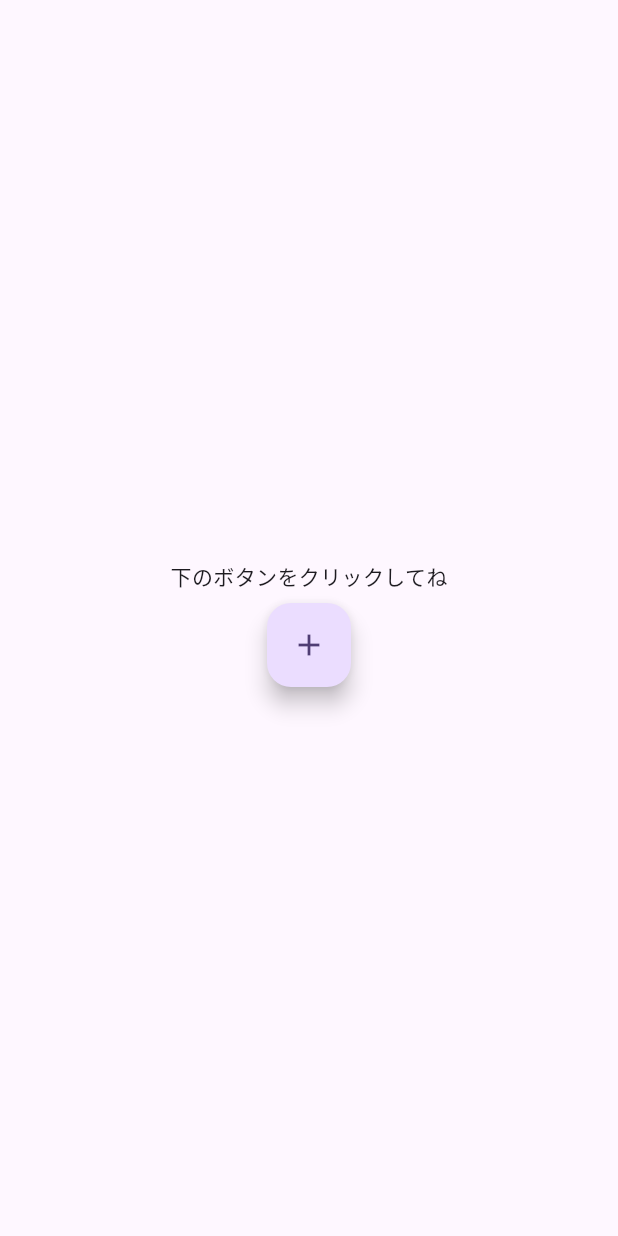
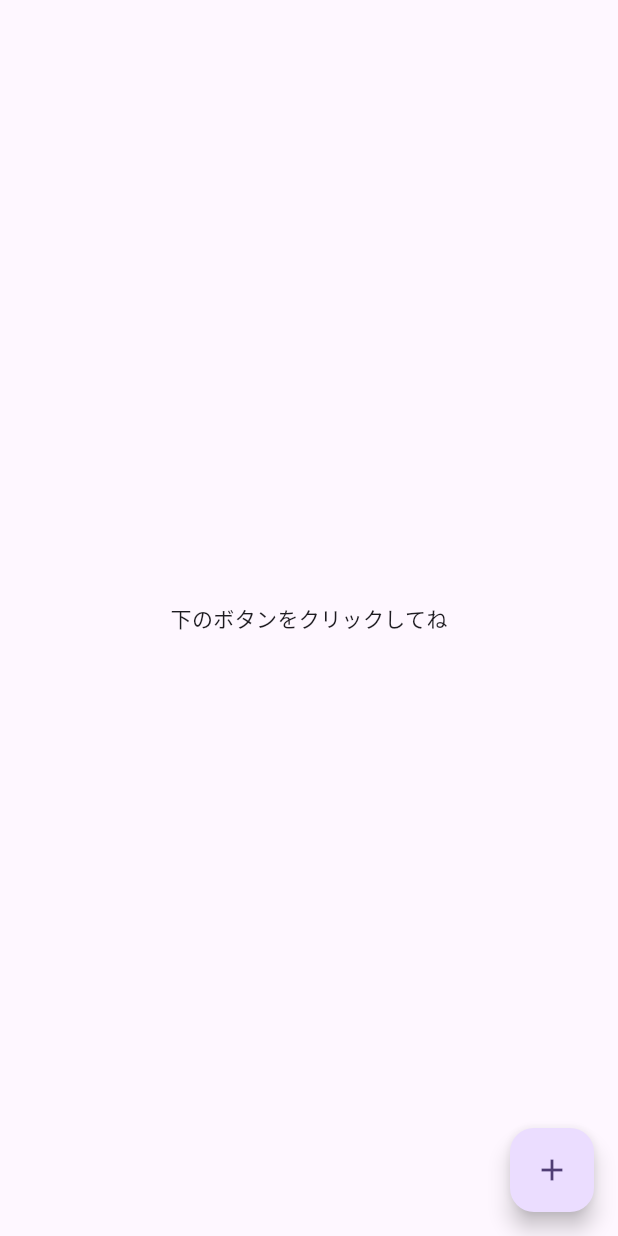
Before and after one commit to linkalls/flutter_stream, a Flutter app: the screen it shows after launch, on a phone screen of 412 x 824 dp. Run offline on Flutter 3.47's test engine with Material 3 defaults, Android fonts, the phone set to English and light mode, and no system bars; our stand-ins replace flutter_hooks.

Commit message:
UIの改善: Streamの表示を中央に配置し、FloatingActionButtonを追加

```diff
--- a/lib/main.dart
+++ b/lib/main.dart
@@ -32,15 +32,19 @@ class MyHomePage extends HookWidget {
     return Scaffold(
       body: Padding(
         padding: const EdgeInsets.all(8.0),
-      child: Center(
         child: Column(
           mainAxisAlignment: MainAxisAlignment.center, //* 中央に寄せる
           children: [
-            Padding(
+            Center(
+              child: Padding(
                 padding: const EdgeInsets.all(8.0),
                 child: Text(_text.value),
               ),
-            FloatingActionButton(
+            ),
+          ],
+        ),
+      ),
+      floatingActionButton: FloatingActionButton(
         onPressed: () async {
           print("ボタンがクリックされました！");
           _text.value = "";
@@ -51,10 +55,7 @@ class MyHomePage extends HookWidget {
         },
         child: const Icon(Icons.add),
       ),
-          ],
-        ),
-      ),
-    ));
+    );
   }
 }
 
```
Lines whose indentation alone changed are shown as unchanged.
